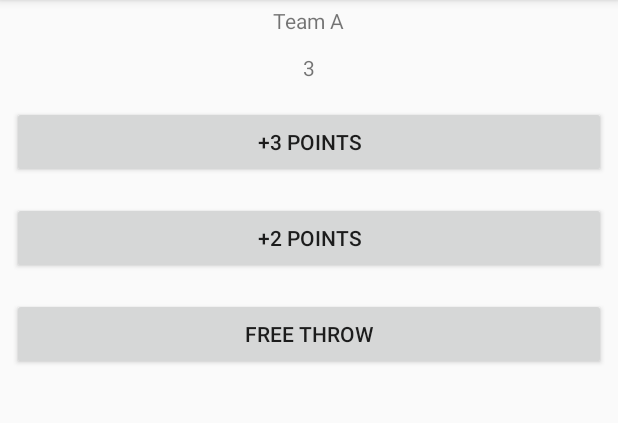
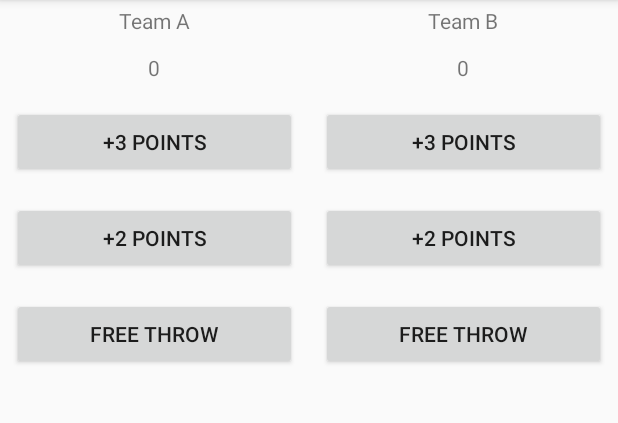
Before and after one commit to Valery85/androidUd, an Android app: the screen it shows after launch (MainActivity), on a phone screen of 412 x 824 dp, the part 84-507 px from its top. Run offline under Robolectric (Android 15) with nearby library versions, the phone set to English and light mode, and no system bars.

Commit message:
Add second team -- only xml change

```diff
--- a/BallCounter/app/src/main/res/layout/activity_main.xml
+++ b/BallCounter/app/src/main/res/layout/activity_main.xml
@@ -2,6 +2,13 @@
 <LinearLayout xmlns:android="http://schemas.android.com/apk/res/android"
     android:layout_width="match_parent"
     android:layout_height="match_parent"
+    android:gravity="center_horizontal"
+    android:orientation="horizontal">
+
+    <LinearLayout
+        android:layout_width="0dp"
+        android:layout_height="match_parent"
+        android:layout_weight="1"
         android:gravity="center_horizontal"
         android:orientation="vertical">
 
@@ -16,29 +23,75 @@
             android:layout_width="wrap_content"
             android:layout_height="wrap_content"
             android:layout_margin="8dp"
-        android:text="3" />
+            android:text="0" />
 
         <Button
             android:layout_width="match_parent"
             android:layout_height="wrap_content"
             android:layout_margin="8dp"
+            android:onClick="addThreeToA"
             android:text="+3 points"
-        android:textAllCaps="true"
-        android:onClick="addThreeToA"/>
+            android:textAllCaps="true" />
 
         <Button
             android:layout_width="match_parent"
             android:layout_height="wrap_content"
             android:layout_margin="8dp"
+            android:onClick="addTwoToA"
             android:text="+2 points"
-        android:textAllCaps="true"
-        android:onClick="addTwoToA"/>
+            android:textAllCaps="true" />
 
         <Button
             android:layout_width="match_parent"
             android:layout_height="wrap_content"
             android:layout_margin="8dp"
+            android:onClick="addOneToTeamA"
             android:text="Free Throw"
-        android:textAllCaps="true"
-        android:onClick="addOneToTeamA"/>
+            android:textAllCaps="true" />
     </LinearLayout>
+
+    <LinearLayout
+        android:layout_width="0dp"
+        android:layout_height="match_parent"
+        android:layout_weight="1"
+        android:gravity="center_horizontal"
+        android:orientation="vertical">
+
+        <TextView
+            android:layout_width="wrap_content"
+            android:layout_height="wrap_content"
+            android:padding="4dp"
+            android:text="Team B" />
+
+        <TextView
+            android:id="@+id/team_b_score"
+            android:layout_width="wrap_content"
+            android:layout_height="wrap_content"
+            android:layout_margin="8dp"
+            android:text="0" />
+
+        <Button
+            android:layout_width="match_parent"
+            android:layout_height="wrap_content"
+            android:layout_margin="8dp"
+            android:onClick="addThreeToA"
+            android:text="+3 points"
+            android:textAllCaps="true" />
+
+        <Button
+            android:layout_width="match_parent"
+            android:layout_height="wrap_content"
+            android:layout_margin="8dp"
+            android:onClick="addTwoToA"
+            android:text="+2 points"
+            android:textAllCaps="true" />
+
+        <Button
+            android:layout_width="match_parent"
+            android:layout_height="wrap_content"
+            android:layout_margin="8dp"
+            android:onClick="addOneToTeamA"
+            android:text="Free Throw"
+            android:textAllCaps="true" />
+    </LinearLayout>
+</LinearLayout>
```
Lines whose indentation alone changed are shown as unchanged.
